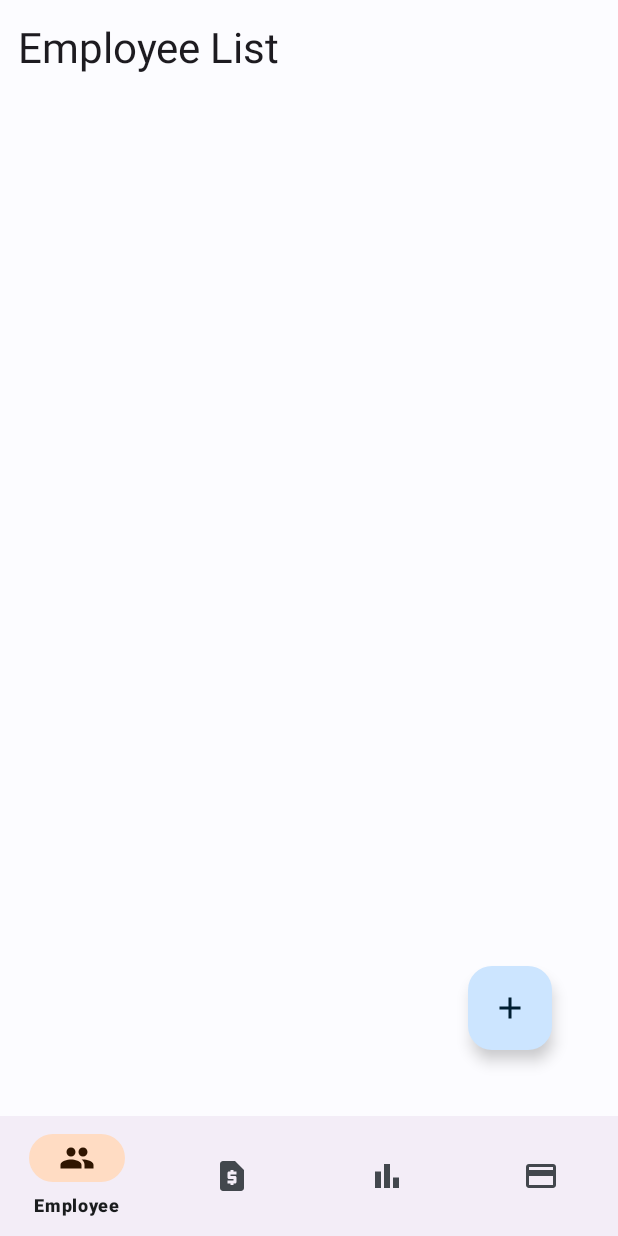
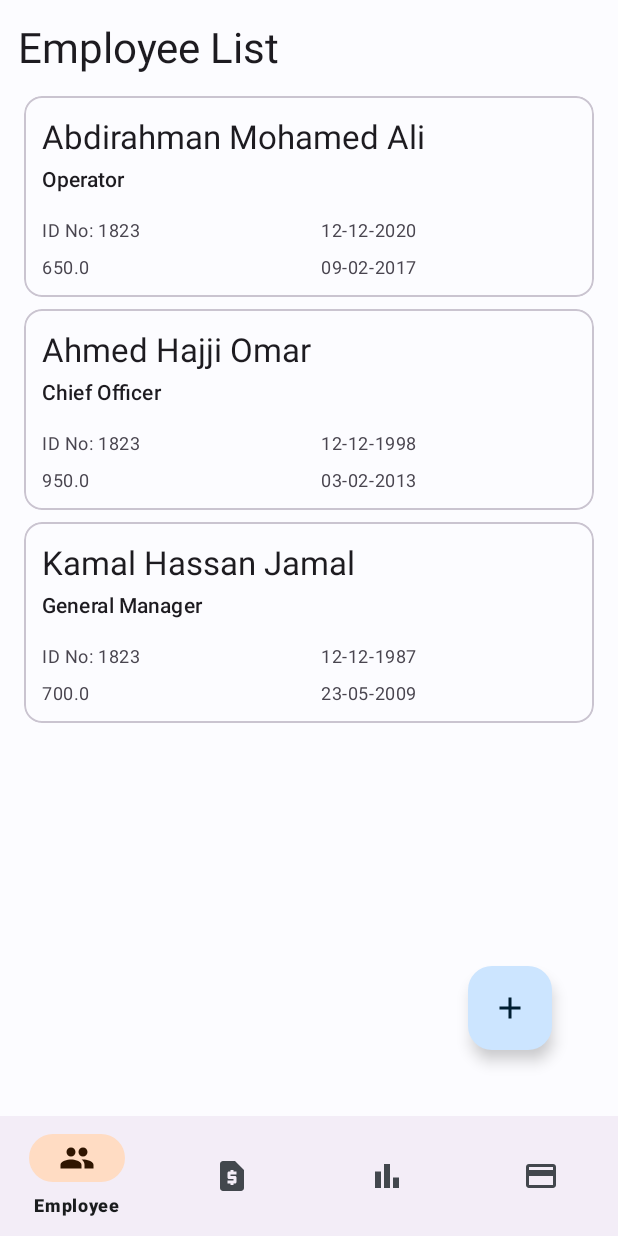
Before and after one commit to moaliyou/ERISM_App, an Android app: the screen it shows after launch (Dashboard), on a phone screen of 412 x 824 dp. Run offline under Robolectric (Android 15) with nearby library versions, the phone set to English and light mode, and no system bars; 1 statement that could not run was skipped.

Commit message:
Implemented employee recyclerview

```diff
--- a/app/src/main/java/com/example/erismapp/adapters/EmployeeAdapter.java
+++ b/app/src/main/java/com/example/erismapp/adapters/EmployeeAdapter.java
@@ -1,9 +1,11 @@
 package com.example.erismapp.adapters;
 
+import android.annotation.SuppressLint;
 import android.content.Context;
 import android.view.LayoutInflater;
 import android.view.View;
 import android.view.ViewGroup;
+import android.widget.TextView;
 
 import androidx.annotation.NonNull;
 import androidx.recyclerview.widget.RecyclerView;
@@ -33,8 +35,18 @@
         return new EmployeeViewHolder(view);
     }
 
+    @SuppressLint("SetTextI18n")
     @Override
     public void onBindViewHolder(@NonNull EmployeeViewHolder holder, int position) {
+
+        EmployeeModel employee = employeeArrayList.get(position);
+
+        holder.tvEmployeeFullName.setText(employee.getFirstName() + " " + employee.getLastName());
+        holder.tvJobTitle.setText(employee.getJobTitle());
+        holder.tvEmployeeId.setText(employee.getEmployeeId());
+        holder.tvDateOfBirth.setText(employee.getDateOfBirth());
+        holder.tvSalary.setText(String.valueOf(employee.getSalary()));
+        holder.tvHireDate.setText(employee.getHireDate());
 
     }
 
@@ -45,8 +57,19 @@
 
     public class EmployeeViewHolder extends RecyclerView.ViewHolder {
 
+        TextView tvEmployeeFullName, tvJobTitle, tvEmployeeId,
+        tvDateOfBirth, tvHireDate, tvSalary;
+
+
         public EmployeeViewHolder(@NonNull View itemView) {
             super(itemView);
+            tvEmployeeFullName = itemView.findViewById(R.id.tv_employee_full_name);
+            tvJobTitle = itemView.findViewById(R.id.tv_job_title);
+            tvJobTitle = itemView.findViewById(R.id.tv_job_title);
+            tvEmployeeId = itemView.findViewById(R.id.tv_id_no);
+            tvDateOfBirth = itemView.findViewById(R.id.tv_date_of_birth);
+            tvHireDate = itemView.findViewById(R.id.tv_hire_date);
+            tvSalary = itemView.findViewById(R.id.tv_salary);
         }
     }
 
--- a/app/src/main/java/com/example/erismapp/fragments/EmployeeFragment.java
+++ b/app/src/main/java/com/example/erismapp/fragments/EmployeeFragment.java
@@ -9,13 +9,18 @@
 import android.widget.Toast;
 
 import androidx.fragment.app.Fragment;
+import androidx.recyclerview.widget.LinearLayoutManager;
+import androidx.recyclerview.widget.RecyclerView;
 
 import com.example.erismapp.R;
+import com.example.erismapp.adapters.EmployeeAdapter;
+import com.example.erismapp.models.EmployeeModel;
 import com.google.android.material.datepicker.MaterialDatePicker;
 import com.google.android.material.floatingactionbutton.FloatingActionButton;
 import com.google.android.material.textfield.TextInputLayout;
 
 import java.text.SimpleDateFormat;
+import java.util.ArrayList;
 import java.util.Date;
 import java.util.Locale;
 import java.util.Objects;
@@ -24,11 +29,15 @@
 
     private View mainView, dialogView;
     private FloatingActionButton fabAddEmployee;
+    private RecyclerView employeeRecyclerView;
     private TextInputLayout tfFirstName, tfLastName,
             tfJobTitle, tfSalary, tfDateOfBirth, tfHireDate;
 
     private AlertDialog mDialog;
 
+    ArrayList<EmployeeModel> employeeArrayList;
+
+    @SuppressLint("NotifyDataSetChanged")
     @Override
     public View onCreateView(LayoutInflater inflater, ViewGroup container,
                              Bundle savedInstanceState) {
@@ -39,7 +48,33 @@
 
         eventHandling();
 
+        employeeDataView();
+
+        employeeRecyclerView = mainView.findViewById(R.id.rv_employee_list_view);
+        employeeRecyclerView.setLayoutManager(new LinearLayoutManager(getContext()));
+        employeeRecyclerView.setHasFixedSize(true);
+        EmployeeAdapter employeeAdapter = new EmployeeAdapter(getContext(), employeeArrayList);
+        employeeRecyclerView.setAdapter(employeeAdapter);
+        employeeAdapter.notifyDataSetChanged();
+
         return mainView;
+    }
+
+    private void employeeDataView() {
+        employeeArrayList = new ArrayList<>();
+
+        employeeArrayList.add(new EmployeeModel(1292, "Abdirahman",
+                "Mohamed Ali", "Operator", 650,
+                "12-12-2020", "09-02-2017"));
+
+        employeeArrayList.add(new EmployeeModel(3432, "Ahmed",
+                "Hajji Omar", "Chief Officer", 950,
+                "12-12-1998", "03-02-2013"));
+
+        employeeArrayList.add(new EmployeeModel(1356, "Kamal",
+                "Hassan Jamal", "General Manager", 700,
+                "12-12-1987", "23-05-2009"));
+
     }
 
     private void eventHandling() {
```
